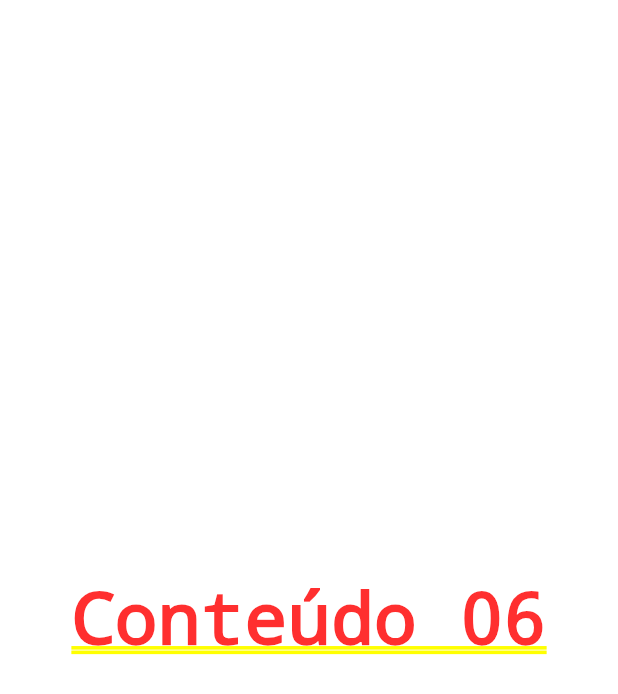
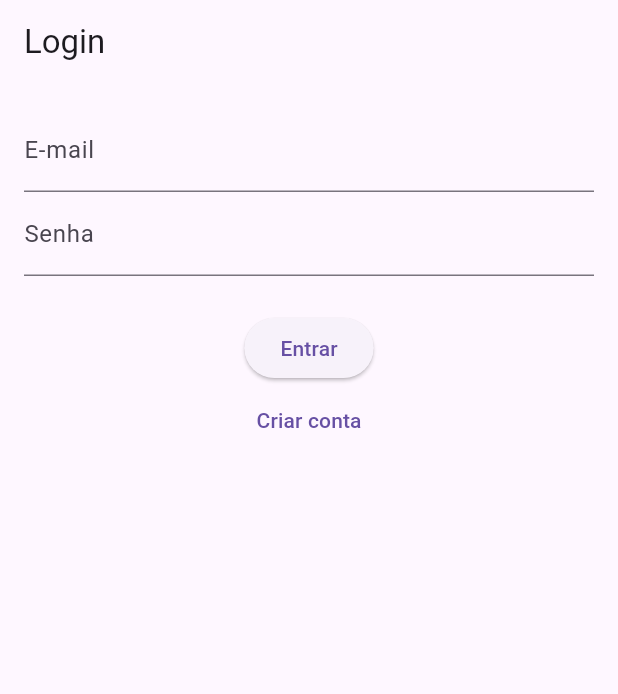
Before and after one commit to silvan988/agendafinanceira, a Flutter app: the screen it shows after launch, on a phone screen of 412 x 824 dp. Shown: the top 694 px of the screen. Run offline on Flutter 3.47's test engine with Material 3 defaults, Android fonts, the phone set to English and light mode, and no system bars; our stand-ins replace cloud_firestore, firebase_auth, firebase_core; accounts and stored records are empty.

Commit message:
desenvolvendo app

```diff
--- a/lib/main.dart
+++ b/lib/main.dart
@@ -1,19 +1,23 @@
 import 'package:flutter/material.dart';
 import 'package:firebase_core/firebase_core.dart';
+import 'screens/login_screen.dart';
+
 void main() async {
   WidgetsFlutterBinding.ensureInitialized();
   await Firebase.initializeApp();
-  runApp(MyApp());
+  runApp(const MyApp());
 }
+
 class MyApp extends StatelessWidget {
-  // This widget is the root of your application.
+  const MyApp({super.key});
+
   @override
   Widget build(BuildContext context) {
     return MaterialApp(
-      title: 'Conteúdo 06',
-      home: Center(
-        child: Text("Conteúdo 06"),
-      ),
+      title: 'Controle de Gastos',
+      theme: ThemeData(primarySwatch: Colors.indigo),
+      home: const LoginScreen(),
+      debugShowCheckedModeBanner: false,
     );
   }
 }
--- /dev/null
+++ b/lib/screens/login_screen.dart
@@ -0,0 +1,119 @@
+import 'package:flutter/material.dart';
+import 'package:firebase_auth/firebase_auth.dart';
+import 'home_screen.dart';
+
+class LoginScreen extends StatefulWidget {
+  const LoginScreen({super.key});
+
+  @override
+  State<LoginScreen> createState() => _LoginScreenState();
+}
+
+class _LoginScreenState extends State<LoginScreen> {
+  final _emailController = TextEditingController();
+  final _senhaController = TextEditingController();
+  final _formKey = GlobalKey<FormState>();
+  bool _carregando = false;
+  String? _erro;
+
+  Future<void> _login() async {
+    if (!_formKey.currentState!.validate()) return;
+
+    setState(() {
+      _carregando = true;
+      _erro = null;
+    });
+
+    try {
+      final credenciais = await FirebaseAuth.instance.signInWithEmailAndPassword(
+        email: _emailController.text.trim(),
+        password: _senhaController.text.trim(),
+      );
+
+      Navigator.pushReplacement(
+        context,
+        MaterialPageRoute(
+          builder: (context) => HomeScreen(userId: credenciais.user!.uid),
+        ),
+      );
+    } on FirebaseAuthException catch (e) {
+      setState(() {
+        _erro = e.message;
+        _carregando = false;
+      });
+    }
+  }
+
+  Future<void> _registrar() async {
+    if (!_formKey.currentState!.validate()) return;
+
+    setState(() {
+      _carregando = true;
+      _erro = null;
+    });
+
+    try {
+      final credenciais = await FirebaseAuth.instance.createUserWithEmailAndPassword(
+        email: _emailController.text.trim(),
+        password: _senhaController.text.trim(),
+      );
+
+      Navigator.pushReplacement(
+        context,
+        MaterialPageRoute(
+          builder: (context) => HomeScreen(userId: credenciais.user!.uid),
+        ),
+      );
+    } on FirebaseAuthException catch (e) {
+      setState(() {
+        _erro = e.message;
+        _carregando = false;
+      });
+    }
+  }
+
+  @override
+  Widget build(BuildContext context) {
+    return Scaffold(
+      appBar: AppBar(title: const Text('Login')),
+      body: Padding(
+        padding: const EdgeInsets.all(16),
+        child: Form(
+          key: _formKey,
+          child: Column(
+            children: [
+              if (_erro != null)
+                Text(_erro!, style: const TextStyle(color: Colors.red)),
+              TextFormField(
+                controller: _emailController,
+                decoration: const InputDecoration(labelText: 'E-mail'),
+                validator: (value) =>
+                value!.isEmpty ? 'Informe o e-mail' : null,
+              ),
+              TextFormField(
+                controller: _senhaController,
+                decoration: const InputDecoration(labelText: 'Senha'),
+                obscureText: true,
+                validator: (value) =>
+                value!.length < 6 ? 'Mínimo 6 caracteres' : null,
+              ),
+              const SizedBox(height: 24),
+              if (_carregando)
+                const CircularProgressIndicator()
+              else ...[
+                ElevatedButton(
+                  onPressed: _login,
+                  child: const Text('Entrar'),
+                ),
+                TextButton(
+                  onPressed: _registrar,
+                  child: const Text('Criar conta'),
+                ),
+              ],
+            ],
+          ),
+        ),
+      ),
+    );
+  }
+}
--- a/pubspec.yaml
+++ b/pubspec.yaml
@@ -35,6 +35,8 @@ dependencies:
   firebase_auth: ^5.3.4
   provider: ^6.1.2
   intl: ^0.19.0
+  uuid: ^4.5.0
+
   # The following adds the Cupertino Icons font to your application.
   # Use with the CupertinoIcons class for iOS style icons.
   cupertino_icons: ^1.0.8
```
Also changed, not shown: lib/models/transacao.dart (added, +41 -0 lines), lib/screens/cadastro_transacao.dart (added, +103 -0 lines), lib/screens/home_screen.dart (added, +63 -0 lines), lib/services/firestore_service.dart (added, +28 -0 lines), lib/widgets/grafico_gastos.dart (added), pubspec.lock.
